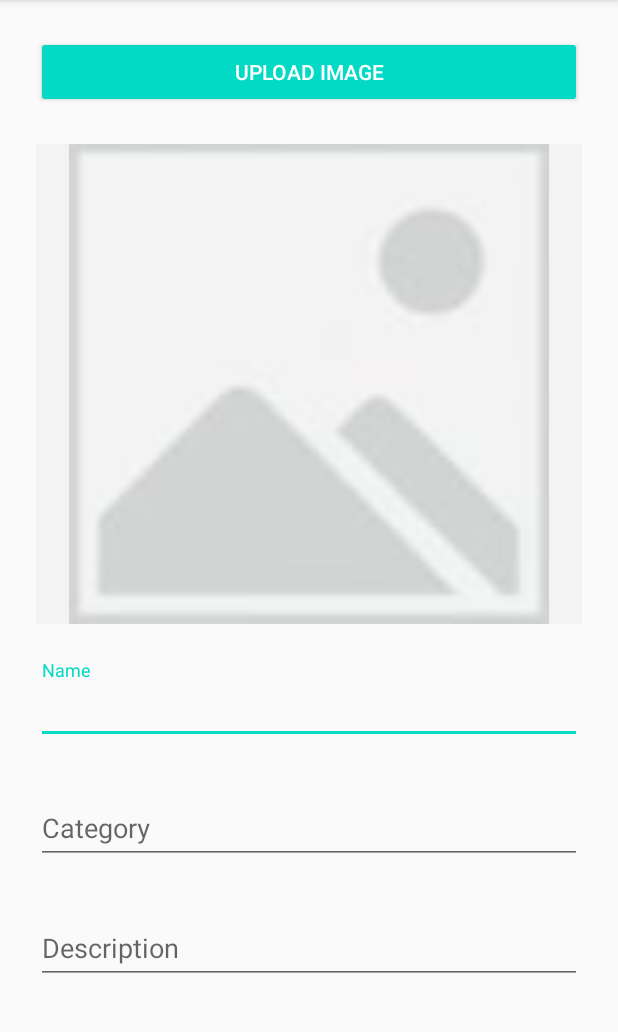
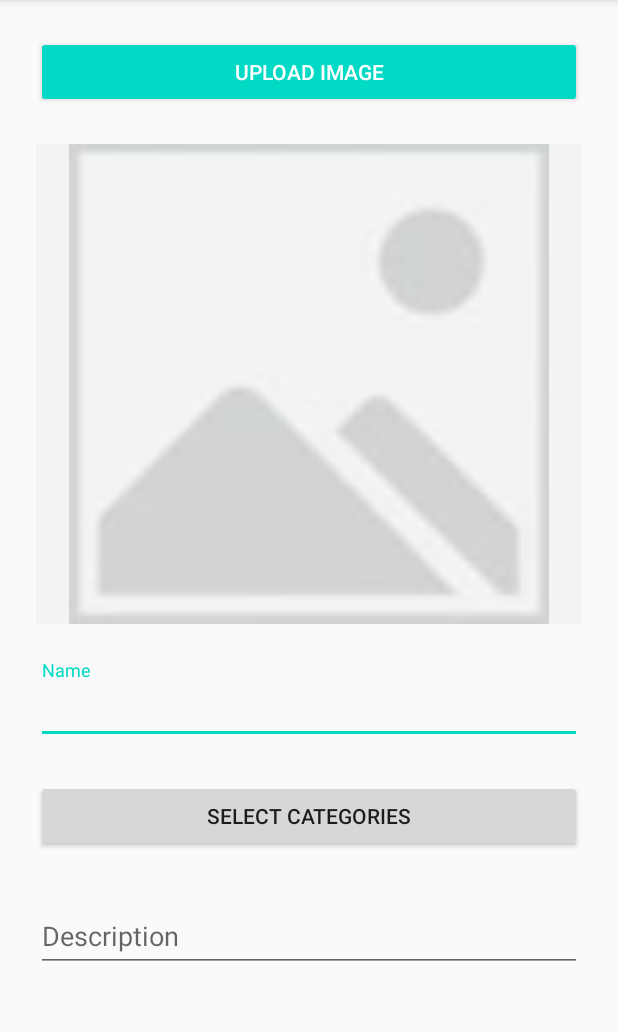
Before and after one commit to BmePictureTeam/android-app, an Android app: the fragment PictureUploadView shown on its own in the app's theme, on a phone screen of 412 x 824 dp, the part 84-1116 px from its top. Run offline under Robolectric (Android 15) with nearby library versions, the phone set to English and light mode, and no system bars; plain views replace CircularProgressButton; network calls fail.

Commit message:
végső funkció megvalósítások

```diff
--- a/app/src/main/java/hu/bme/aut/pictureteam/models/Picture.kt
+++ b/app/src/main/java/hu/bme/aut/pictureteam/models/Picture.kt
@@ -1,12 +1,9 @@
 package hu.bme.aut.pictureteam.models
-
-import android.graphics.Bitmap
-import hu.bme.aut.pictureteam.services.Api
 
 data class Picture(
     val title: String,
     val description: String,
-    val categories: MutableList<String>,
+    val categories: List<String>,
     val id: String? = null,
     val date: String? = null,
     val rating: Float? = null,
--- a/app/src/main/java/hu/bme/aut/pictureteam/ui/main/PictureUploadView.kt
+++ b/app/src/main/java/hu/bme/aut/pictureteam/ui/main/PictureUploadView.kt
@@ -10,6 +10,7 @@ import android.graphics.BitmapFactory
 import android.net.Uri
 import android.os.Bundle
 import android.provider.MediaStore
+import android.util.Log
 import android.view.LayoutInflater
 import android.view.View
 import android.view.ViewGroup
@@ -18,7 +19,6 @@ import android.widget.Toast
 import androidx.appcompat.app.AlertDialog
 import androidx.appcompat.app.AppCompatActivity
 import androidx.fragment.app.Fragment
-import androidx.lifecycle.ViewModelProviders
 import androidx.lifecycle.lifecycleScope
 import hu.bme.aut.pictureteam.R
 import hu.bme.aut.pictureteam.models.Picture
@@ -33,16 +33,16 @@ import kotlinx.coroutines.launch
 import kotlinx.coroutines.withContext
 import java.util.*
 
-class PictureUploadView : Fragment() {
+class PictureUploadView : Fragment(), PickCategoryDialog.CategoryPickListener {
     private lateinit var imgbtn: ImageButton
 
     private var loading: Boolean = false
     private var selectedImage: Bitmap? = null
+    private var selectedCategories: List<String> = listOf()
     private val permissionResults: Channel<Boolean> = Channel()
 
     override fun onCreate(savedInstanceState: Bundle?) {
         super.onCreate(savedInstanceState)
-
     }
 
     override fun onCreateView(
@@ -71,8 +71,7 @@ class PictureUploadView : Fragment() {
 
             val description = tilDescription.editText?.text.toString()
 
-            // TODO categories
-            val picture = Picture(title!!, description, mutableListOf())
+            val picture = Picture(title!!, description, selectedCategories)
 
             lifecycleScope.launch {
                 val toastMessage = try {
@@ -94,6 +93,16 @@ class PictureUploadView : Fragment() {
                     Toast.LENGTH_SHORT
                 ).show()
             }
+        }
+
+        root.btnSelectCategories.setOnClickListener {
+            val dialog = PickCategoryDialog(this)
+
+
+            dialog.show(
+                childFragmentManager,
+                "PICK_CATEGORY_DIALOG"
+            )
         }
 
         return root
@@ -124,19 +133,16 @@ class PictureUploadView : Fragment() {
             btnUpload.startAnimation()
             tilName.isEnabled = false
             tilDescription.isEnabled = false
-            tilCategory.isEnabled = false
         } else {
             btnUpload.revertAnimation();
             tilName.isEnabled = true
             tilDescription.isEnabled = true
-            tilCategory.isEnabled = true
         }
     }
 
     private fun reset() {
         imgbtnUpload.setImageResource(R.drawable.placeholder)
         tilName.editText?.text?.clear()
-        tilCategory.editText?.text?.clear()
         tilDescription.editText?.text?.clear()
     }
 
@@ -248,6 +254,12 @@ class PictureUploadView : Fragment() {
         return permissionResults.receive()
     }
 
+    override fun onCategoryPicked(categories: List<String>) {
+        Log.d("categories", categories.joinToString(","))
+
+        selectedCategories = categories
+    }
+
 //    private fun permission() : Int? {
 //        return context?.let { ContextCompat.checkSelfPermission(it, Manifest.permission.WRITE_EXTERNAL_STORAGE) }
 //    }
--- a/app/src/main/res/layout/image_upload_view.xml
+++ b/app/src/main/res/layout/image_upload_view.xml
@@ -58,7 +58,6 @@
             android:layout_marginTop="24dp"
             android:layout_marginEnd="24dp"
             android:layout_marginRight="24dp"
-            android:layout_marginBottom="24dp"
             app:layout_constraintEnd_toEndOf="parent"
             app:layout_constraintStart_toStartOf="parent"
             app:layout_constraintTop_toBottomOf="@id/imgbtnUpload">
@@ -71,27 +70,6 @@
         </com.google.android.material.textfield.TextInputLayout>
 
         <com.google.android.material.textfield.TextInputLayout
-            android:id="@+id/tilCategory"
-            android:layout_width="match_parent"
-            android:layout_height="wrap_content"
-            android:layout_marginStart="24dp"
-            android:layout_marginLeft="24dp"
-            android:layout_marginTop="24dp"
-            android:layout_marginEnd="24dp"
-            android:layout_marginRight="24dp"
-            android:layout_marginBottom="24dp"
-            app:layout_constraintEnd_toEndOf="parent"
-            app:layout_constraintStart_toStartOf="parent"
-            app:layout_constraintTop_toBottomOf="@+id/tilName">
-
-            <com.google.android.material.textfield.TextInputEditText
-                android:layout_width="match_parent"
-                android:layout_height="wrap_content"
-                android:hint="@string/category" />
-
-        </com.google.android.material.textfield.TextInputLayout>
-
-        <com.google.android.material.textfield.TextInputLayout
             android:id="@+id/tilDescription"
             android:layout_width="match_parent"
             android:layout_height="wrap_content"
@@ -100,10 +78,9 @@
             android:layout_marginTop="24dp"
             android:layout_marginEnd="24dp"
             android:layout_marginRight="24dp"
-            android:layout_marginBottom="24dp"
             app:layout_constraintEnd_toEndOf="parent"
             app:layout_constraintStart_toStartOf="parent"
-            app:layout_constraintTop_toBottomOf="@+id/tilCategory">
+            app:layout_constraintTop_toBottomOf="@+id/btnSelectCategories">
 
             <com.google.android.material.textfield.TextInputEditText
                 android:layout_width="match_parent"
@@ -135,6 +112,17 @@
 
         </com.google.android.material.textfield.TextInputLayout>
 
+        <Button
+            android:id="@+id/btnSelectCategories"
+            android:layout_width="0dp"
+            android:layout_height="wrap_content"
+            android:layout_marginTop="24dp"
+            android:layout_margin="24dp"
+            android:text="@string/select_categories"
+            app:layout_constraintEnd_toEndOf="parent"
+            app:layout_constraintStart_toStartOf="parent"
+            app:layout_constraintTop_toBottomOf="@+id/tilName" />
+
     </androidx.constraintlayout.widget.ConstraintLayout>
 
 </ScrollView>
--- a/app/src/main/res/values/strings.xml
+++ b/app/src/main/res/values/strings.xml
@@ -12,4 +12,5 @@
     <string name="categories">Categories</string>
     <string name="average_rating">Average Rating</string>
     <string name="search">Search</string>
+    <string name="select_categories">Select categories</string>
 </resources>
--- a/build.gradle
+++ b/build.gradle
@@ -1,6 +1,6 @@
 // Top-level build file where you can add configuration options common to all sub-projects/modules.
 buildscript {
-    ext.kotlin_version = "1.4.10"
+    ext.kotlin_version = '1.4.20'
     repositories {
         google()
         jcenter()
```
Also changed, not shown: app/build.gradle (+5 -5 lines), app/src/main/java/hu/bme/aut/pictureteam/models/Instrument.kt (deleted, +0 -8 lines), app/src/main/java/hu/bme/aut/pictureteam/ui/main/PickCategoryAdapter.kt (added, +51 -0 lines), app/src/main/java/hu/bme/aut/pictureteam/ui/main/PickCategoryDialog.kt (added, +59 -0 lines), app/src/main/java/hu/bme/aut/pictureteam/ui/main/PictureAdapter.kt (+7 -2 lines), app/src/main/res/layout/category_select_row.xml (added, +18 -0 lines), app/src/main/res/layout/pickcategorylayout.xml (added, +14 -0 lines).
